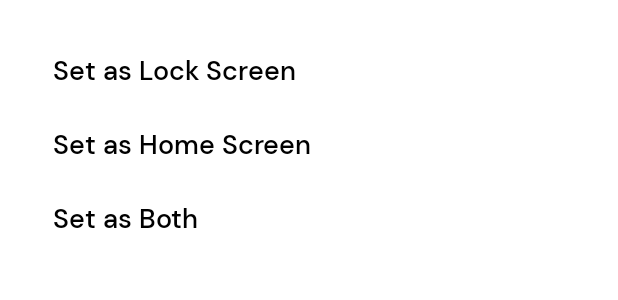
After one commit to InnoKritika/Boiler-Plate, an Android app: the layout bottom_sheet_wallpaper.xml on its own in the app's theme, with its tools: preview values and no code run, on a phone screen of 412 x 824 dp. The commit adds this screen. Shown: the top 300 px of the screen. Run offline under Robolectric (Android 15) with nearby library versions, the phone set to English and light mode, and no system bars.

Commit message:
setWallpaper

```diff
--- a/app/build.gradle
+++ b/app/build.gradle
@@ -74,4 +74,9 @@ dependencies {
     implementation 'androidx.browser:browser:1.3.0'
 
 
+
+    //add material design to your project
+    implementation 'com.google.android.material:material:1.3.0-alpha01'
+
+
 }
--- a/app/src/main/java/com/example/boilerplate/Activities/BoilerPlate.java
+++ b/app/src/main/java/com/example/boilerplate/Activities/BoilerPlate.java
@@ -126,7 +126,7 @@ public class BoilerPlate extends AppCompatActivity {
         btnHashmapDatabase.setOnClickListener(new View.OnClickListener() {
             @Override
             public void onClick(View v) {
-                Intent hashmap = new Intent(getApplicationContext(),HashmapFirebaseActivity.class);
+                Intent hashmap = new Intent(getApplicationContext(), GetWallPaperActivity.class);
                 startActivity(hashmap);
             }
         });
--- a/app/src/main/java/com/example/boilerplate/Activities/CrudFirebaseOperationsActivity.java
+++ b/app/src/main/java/com/example/boilerplate/Activities/CrudFirebaseOperationsActivity.java
@@ -70,6 +70,8 @@ public class CrudFirebaseOperationsActivity extends AppCompatActivity {
         listView.setOnItemLongClickListener(new AdapterView.OnItemLongClickListener() {
             @Override
             public boolean onItemLongClick(AdapterView<?> parent, View view, int position, long id) {
+
+                Toast.makeText(CrudFirebaseOperationsActivity.this, "Long clicked", Toast.LENGTH_SHORT).show();
                 Crud crud = studentList.get(position);
                 updateDialog(crud.getUserId(), crud.getName());
 
--- a/app/src/main/java/com/example/boilerplate/Activities/StatterdImagesActivity.java
+++ b/app/src/main/java/com/example/boilerplate/Activities/StatterdImagesActivity.java
@@ -21,7 +21,7 @@ public class StatterdImagesActivity extends AppCompatActivity {
     protected void onCreate(@Nullable Bundle savedInstanceState) {
         super.onCreate(savedInstanceState);
         setContentView(R.layout.statterd_image);
-        recyclerView = findViewById(R.id.rv);
+        /*recyclerView = findViewById(R.id.rv);
         arrayList  =new ArrayList<>();
 
         arrayList.add(new Image(R.drawable.image10));
@@ -38,7 +38,7 @@ public class StatterdImagesActivity extends AppCompatActivity {
 
         recyclerView.setLayoutManager(new StaggeredGridLayoutManager(2, StaggeredGridLayoutManager.VERTICAL));
         adapter = new ImageAdapter(getApplicationContext(),arrayList);
-        recyclerView.setAdapter(adapter);
+        recyclerView.setAdapter(adapter);*/
 
     }
 }
--- /dev/null
+++ b/app/src/main/res/drawable/top_radius_rectangle.xml
@@ -0,0 +1,6 @@
+<?xml version="1.0" encoding="utf-8"?>
+<shape android:shape="rectangle" xmlns:android="http://schemas.android.com/apk/res/android">
+<solid android:color="@color/white"/>
+    <corners android:topLeftRadius="10dp"
+        android:topRightRadius="10dp"/>
+</shape>
--- /dev/null
+++ b/app/src/main/res/layout/bottom_sheet_wallpaper.xml
@@ -0,0 +1,36 @@
+<?xml version="1.0" encoding="utf-8"?>
+<LinearLayout xmlns:android="http://schemas.android.com/apk/res/android"
+    android:orientation="vertical"
+    android:id="@+id/bottomSheetContainer"
+    android:background="@drawable/top_radius_rectangle"
+    android:layout_width="match_parent"
+    android:padding="35dp"
+    android:layout_height="wrap_content">
+
+<TextView
+    android:layout_width="match_parent"
+    android:layout_height="wrap_content"
+    android:id="@+id/tvLockScreen"
+    android:fontFamily="@font/dmsans_medium"
+    android:text="Set as Lock Screen"
+    android:textSize="18sp"
+    android:textColor="@color/black"/>
+    <TextView
+        android:layout_width="match_parent"
+        android:layout_height="wrap_content"
+        android:id="@+id/tvHomeScreen"
+        android:layout_marginTop="25dp"
+        android:fontFamily="@font/dmsans_medium"
+        android:text="Set as Home Screen"
+        android:textSize="18sp"
+        android:textColor="@color/black"/>
+    <TextView
+        android:layout_width="match_parent"
+        android:layout_height="wrap_content"
+        android:id="@+id/tvBoth"
+        android:fontFamily="@font/dmsans_medium"
+        android:text="Set as Both"
+        android:textSize="18sp"
+        android:layout_marginTop="25dp"
+        android:textColor="@color/black"/>
+</LinearLayout>
--- a/app/src/main/res/layout/image_item_list_stater.xml
+++ b/app/src/main/res/layout/image_item_list_stater.xml
@@ -8,6 +8,7 @@
     app:riv_corner_radius="12dp"
     android:layout_marginStart="15dp"
     android:layout_marginTop="15dp"
+    android:src="@drawable/image11"
     xmlns:android="http://schemas.android.com/apk/res/android">
 
 </com.makeramen.roundedimageview.RoundedImageView>
```
Also changed, not shown: app/src/main/AndroidManifest.xml (+8 -0 lines), app/src/main/java/com/example/boilerplate/Activities/GetWallPaperActivity.java (added, +88 -0 lines), app/src/main/java/com/example/boilerplate/Activities/HashmapFirebaseActivity.java (deleted, +0 -18 lines), app/src/main/java/com/example/boilerplate/Activities/SetWallPaperActivity.java (added, +166 -0 lines), app/src/main/java/com/example/boilerplate/Activities/SwapCardViewActivity.java (+4 -4 lines), app/src/main/java/com/example/boilerplate/Adapters/ImageAdapter.java (+21 -3 lines), app/src/main/java/com/example/boilerplate/ModelClasses/Image.java (+13 -8 lines), app/src/main/java/com/example/boilerplate/WallpaperInterface.java (added, +9 -0 lines), app/src/main/res/layout/activity_hashmap_firebase.xml (+49 -9 lines), app/src/main/res/layout/activity_wallpaper_firebase.xml (added, +15 -0 lines), app/src/main/res/values/themes.xml (+7 -0 lines).
